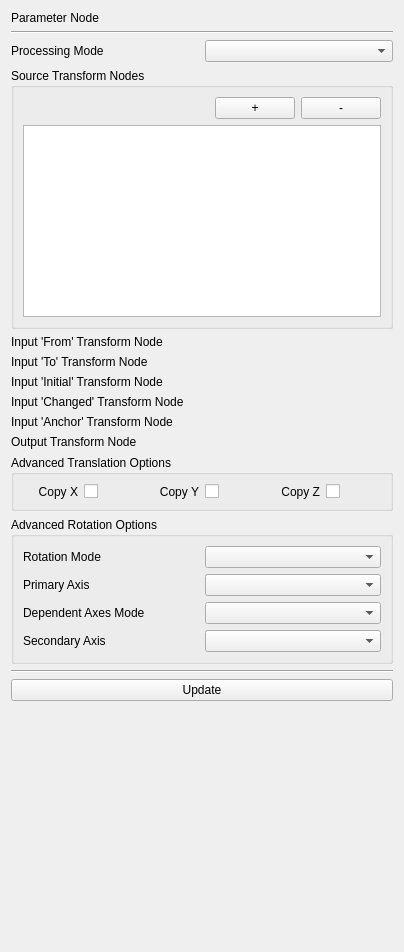
First picture: the form in TransformProcessor/Resources/UI/qSlicerTransformProcessorModule.ui, repository SlicerIGT/SlicerIGT, before the edit.
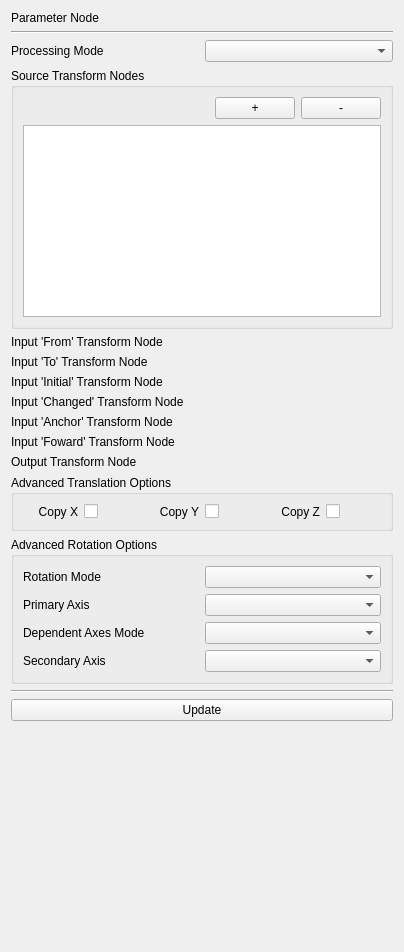
Second picture: the form after the edit. Custom widgets are drawn as their Qt base class.

Commit message: ENH: Added "InvertTransform" mode as per #160

```diff
--- a/TransformProcessor/Resources/UI/qSlicerTransformProcessorModule.ui
+++ b/TransformProcessor/Resources/UI/qSlicerTransformProcessorModule.ui
@@ -14,7 +14,7 @@
    <string>Module Template</string>
   </property>
   <layout class="QGridLayout" name="gridLayout">
-   <item row="14" column="0" colspan="2">
+   <item row="15" column="0" colspan="2">
     <widget class="ctkCheckablePushButton" name="updateButton">
      <property name="toolTip">
       <string>Click to manually update, click the checkbox to enable automatic updates</string>
@@ -24,7 +24,7 @@
      </property>
     </widget>
    </item>
-   <item row="11" column="0" colspan="2">
+   <item row="12" column="0" colspan="2">
     <widget class="ctkCollapsibleGroupBox" name="advancedTranslationGroupBox">
      <property name="title">
       <string>Advanced Translation Options</string>
@@ -228,7 +228,7 @@
      </property>
     </widget>
    </item>
-   <item row="16" column="1">
+   <item row="17" column="1">
     <spacer name="verticalSpacer">
      <property name="orientation">
       <enum>Qt::Vertical</enum>
@@ -286,7 +286,7 @@
      </property>
     </widget>
    </item>
-   <item row="9" column="1">
+   <item row="10" column="1">
     <widget class="qMRMLNodeComboBox" name="outputTransformComboBox">
      <property name="toolTip">
       <string>The node in which to store the result.</string>
@@ -318,7 +318,7 @@
      </property>
     </widget>
    </item>
-   <item row="12" column="0" colspan="2">
+   <item row="13" column="0" colspan="2">
     <widget class="ctkCollapsibleGroupBox" name="advancedRotationGroupBox">
      <property name="layoutDirection">
       <enum>Qt::LeftToRight</enum>
@@ -413,20 +413,45 @@
      </property>
     </widget>
    </item>
-   <item row="13" column="0" colspan="2">
+   <item row="14" column="0" colspan="2">
     <widget class="Line" name="lineControl">
      <property name="orientation">
       <enum>Qt::Horizontal</enum>
      </property>
     </widget>
    </item>
-   <item row="9" column="0">
+   <item row="10" column="0">
     <widget class="QLabel" name="outputTransformLabel">
      <property name="text">
       <string>Output Transform Node</string>
      </property>
     </widget>
    </item>
+   <item row="9" column="0">
+    <widget class="QLabel" name="inputForwardTransformLabel">
+     <property name="text">
+      <string>Input 'Foward' Transform Node</string>
+     </property>
+    </widget>
+   </item>
+   <item row="9" column="1">
+    <widget class="qMRMLNodeComboBox" name="inputForwardTransformComboBox">
+     <property name="toolTip">
+      <string>The forward transform; what should be inverted.</string>
+     </property>
+     <property name="nodeTypes">
+      <stringlist>
+       <string>vtkMRMLLinearTransformNode</string>
+      </stringlist>
+     </property>
+     <property name="noneEnabled">
+      <bool>false</bool>
+     </property>
+     <property name="renameEnabled">
+      <bool>true</bool>
+     </property>
+    </widget>
+   </item>
   </layout>
  </widget>
  <customwidgets>
```
Left out of the diff: 16 changed lines with no effect on the pictures. The commit also changes 6 other files.
